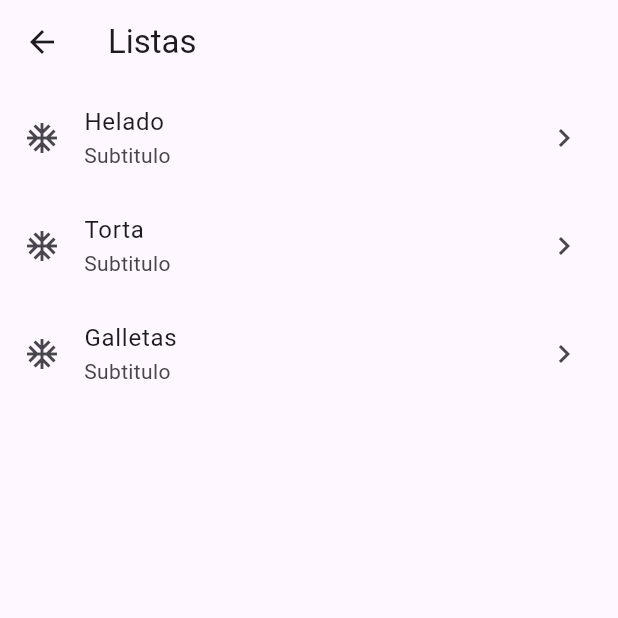
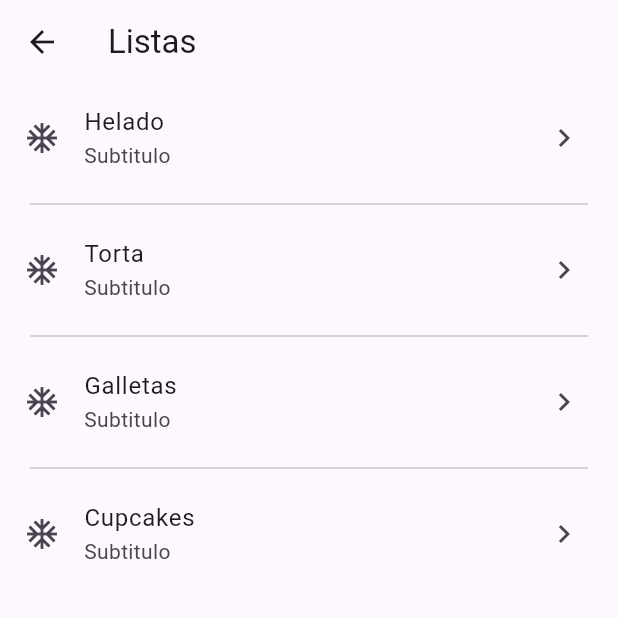
Before and after one commit to jalvarenga-unah/IS-513-III-PAC-2023, a Flutter app: the ListasPage screen opened by its route, on a phone screen of 412 x 824 dp, the top half of it. Run offline on Flutter 3.47's test engine with Material 2 defaults, Android fonts, the phone set to English and light mode, and no system bars.

Commit message:
Trabajando con listview.builder

```diff
--- a/proyectos-flutter/componentes/lib/listas_page.dart
+++ b/proyectos-flutter/componentes/lib/listas_page.dart
@@ -16,27 +16,21 @@ class ListasPage extends StatelessWidget {
       appBar: AppBar(
         title: const Text('Listas'),
       ),
-      body: ListView(
-        children: [
-          ListTile(
-            title: Text(postres[0]),
+      body: ListView.separated(
+        separatorBuilder: (BuildContext context, int index) => const Divider(
+          indent: 20,
+          endIndent: 20,
+        ),
+        itemCount: postres.length,
+        itemBuilder: (BuildContext context, int index) {
+          return ListTile(
+            title: Text(postres[index]),
             subtitle: Text('Subtitulo'),
             leading: Icon(Icons.ac_unit),
             trailing: Icon(Icons.keyboard_arrow_right),
-          ),
-          ListTile(
-            title: Text(postres[1]),
-            subtitle: Text('Subtitulo'),
-            leading: Icon(Icons.ac_unit),
-            trailing: Icon(Icons.keyboard_arrow_right),
-          ),
-          ListTile(
-            title: Text(postres[2]),
-            subtitle: Text('Subtitulo'),
-            leading: Icon(Icons.ac_unit),
-            trailing: Icon(Icons.keyboard_arrow_right),
-          )
-        ],
+            onTap: () {},
+          );
+        },
       ),
     );
   }
```
